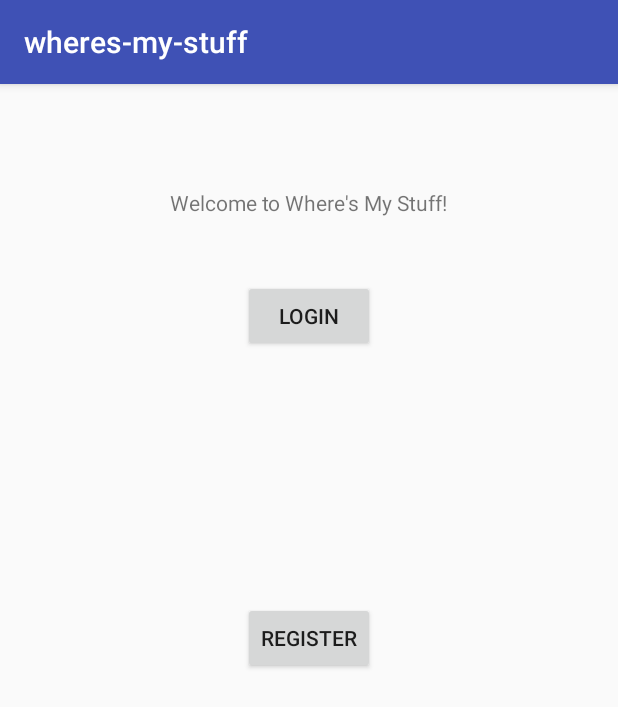
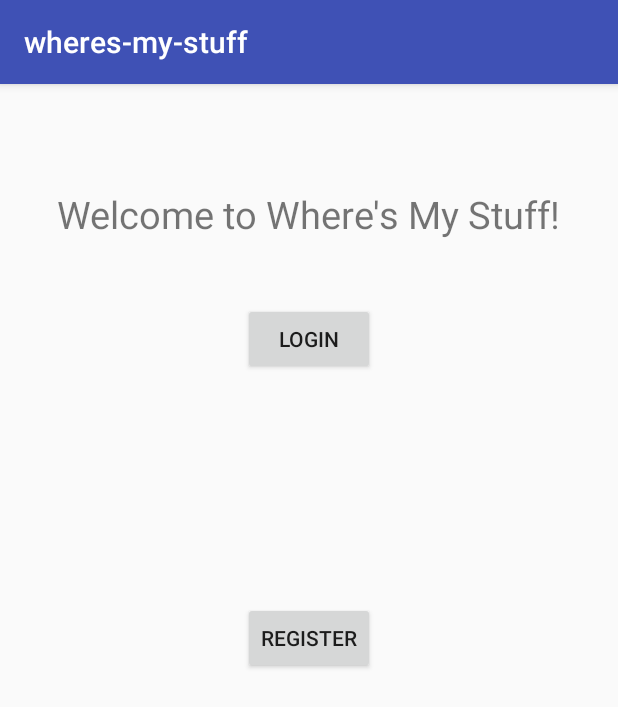
Before and after one commit to mcw0805/m1, an Android app: the screen it shows after launch (HomeActivity), on a phone screen of 412 x 824 dp. Shown: the top 707 px of the screen. Run offline under Robolectric (Android 15) with nearby library versions, the phone set to English and light mode, and no system bars.

Commit message:
Updated Welcome Screen

```diff
--- a/app/src/main/java/com/example/mcw0805/wheres_my_stuff/Controller/ProfileActivity.java
+++ b/app/src/main/java/com/example/mcw0805/wheres_my_stuff/Controller/ProfileActivity.java
@@ -10,7 +10,7 @@ import android.view.View.OnClickListener;
 import com.example.mcw0805.wheres_my_stuff.R;
 
 /**
- * Author Melanie Hall
+ * @author Melanie Hall
  */
 
 public class ProfileActivity extends AppCompatActivity implements View.OnClickListener  {
@@ -30,7 +30,7 @@ public class ProfileActivity extends AppCompatActivity implements View.OnClickLi
 
     @Override
     public void onClick(View view) {
-        if (view == logoutProfile) {
+        if (view.equals(logoutProfile)) {
             Intent intent = new Intent(ProfileActivity.this, HomeActivity.class);
             ProfileActivity.this.startActivity(intent);
         }
--- a/app/src/main/res/layout/activity_home.xml
+++ b/app/src/main/res/layout/activity_home.xml
@@ -13,7 +13,8 @@
         android:layout_marginTop="69dp"
         android:text="Welcome to Where's My Stuff!"
         android:layout_alignParentTop="true"
-        android:layout_centerHorizontal="true" />
+        android:layout_centerHorizontal="true"
+        android:textSize="25dp"/>
 
     <Button
         android:id="@+id/loginHome"
```
